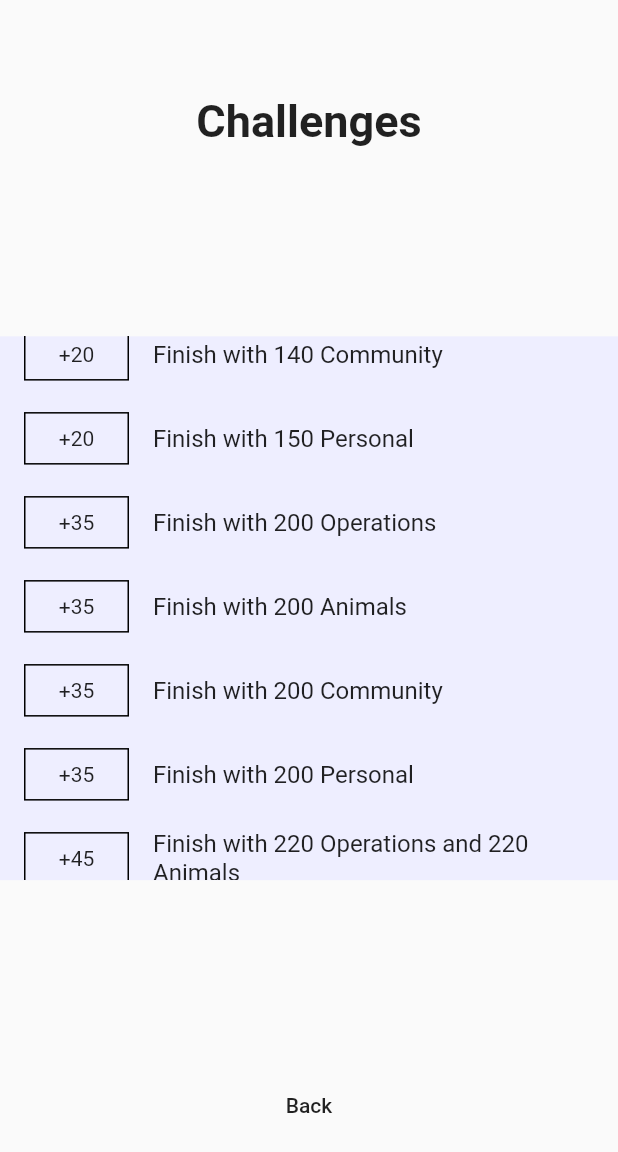
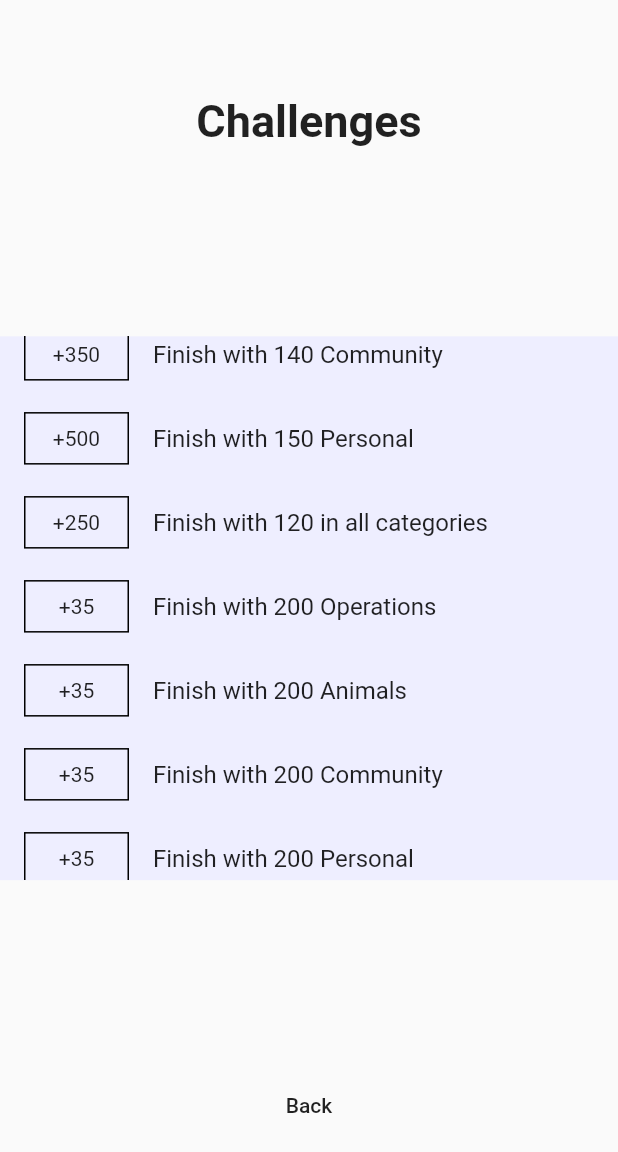
Before and after one commit to kskotheim/shelter_adventure, a Flutter app: the ChallengePage screen opened directly, scrolled down 576 dp, on a phone screen of 412 x 824 dp. Shown: the top 1152 px of the screen. Run offline on Flutter 3.47's test engine with Material 2 defaults, Android fonts, the phone set to English and light mode, and no system bars; our stand-ins replace shared_preferences; accounts and stored records are empty.

Commit message:
Add some items and challenges. Upper-Case-First for item and challenge names

```diff
--- a/lib/components/challenge/challenge.dart
+++ b/lib/components/challenge/challenge.dart
@@ -14,7 +14,7 @@ class Challenge {
 final List<Challenge> theChallenges = [
   Challenge(
     id: '0',
-    name: 'You had one job!',
+    name: 'You Had One Job!',
     description: 'Finish with 50 in all categories',
     minScores: [50, 50, 50, 50],
     reward: 5,
@@ -22,7 +22,7 @@ final List<Challenge> theChallenges = [
   ),
   Challenge(
     id: '1',
-    name: 'Applying elbow grease makes it cleaner?',
+    name: 'Applying Elbow Grease Makes It Cleaner?',
     description: 'Finish with 80 Operations',
     minScores: [80, 0, 0, 0],
     reward: 10,
@@ -30,7 +30,7 @@ final List<Challenge> theChallenges = [
   ),
   Challenge(
     id: '2',
-    name: 'This is what it\'s all about',
+    name: 'This Is What It\'s All About',
     description: 'Finish with 90 Animals',
     minScores: [0, 90, 0, 0],
     reward: 20,
@@ -38,7 +38,7 @@ final List<Challenge> theChallenges = [
   ),
   Challenge(
     id: '3',
-    name: 'Treat yourself!',
+    name: 'Treat Yourself!',
     description: 'Finish with 100 Personal',
     minScores: [0, 0, 0, 100],
     reward: 30,
@@ -46,7 +46,7 @@ final List<Challenge> theChallenges = [
   ),
   Challenge(
     id: '4',
-    name: 'A shelter\'s best friend',
+    name: 'A Shelter\'s Best Friend',
     description: 'Finish with 100 Community',
     minScores: [0, 0, 100, 0],
     reward: 50,
@@ -70,7 +70,7 @@ final List<Challenge> theChallenges = [
   ),
   Challenge(
     id: '5',
-    name: 'C\'s get degrees!',
+    name: 'C\'s Get Degrees!',
     description: 'Finish with 75 in all categories',
     minScores: [75, 75, 75, 75],
     reward: 75,
@@ -78,35 +78,43 @@ final List<Challenge> theChallenges = [
   ),
   Challenge(
     id: '5.1',
-    name: 'Applying elbow grease makes it cleaner?',
+    name: 'Bleach Is A Shelter\'s Best Friend Too',
     description: 'Finish with 120 Operations',
     minScores: [120, 0, 0, 0],
-    reward: 15,
+    reward: 150,
     category: 'Operations',
   ),
   Challenge(
     id: '5.2',
-    name: 'This is what it\'s all about',
+    name: 'Paws-itively Beaming',
     description: 'Finish with 130 Animals',
     minScores: [0, 130, 0, 0],
-    reward: 15,
+    reward: 250,
     category: 'Animals',
   ),
   Challenge(
     id: '5.3',
-    name: 'A shelter\'s best friend',
+    name: 'Gala Fundraiser',
     description: 'Finish with 140 Community',
     minScores: [0, 0, 140, 0],
-    reward: 20,
+    reward: 350,
     category: 'Community',
   ),
   Challenge(
     id: '5.4',
-    name: 'Treat yourself!',
+    name: 'A 10 minute break, two times a day',
     description: 'Finish with 150 Personal',
     minScores: [0, 0, 0, 150],
-    reward: 20,
+    reward: 500,
     category: 'Personal',
+  ),
+  Challenge(
+    id: '5.5',
+    name: 'Raising The Bar',
+    description: 'Finish with 120 in all categories',
+    minScores: [120, 120, 120, 120],
+    reward: 250,
+    category: 'All',
   ),
   Challenge(
     id: '6',
```
Also changed, not shown: lib/components/inventory/item_list.dart (+29 -1 lines).
